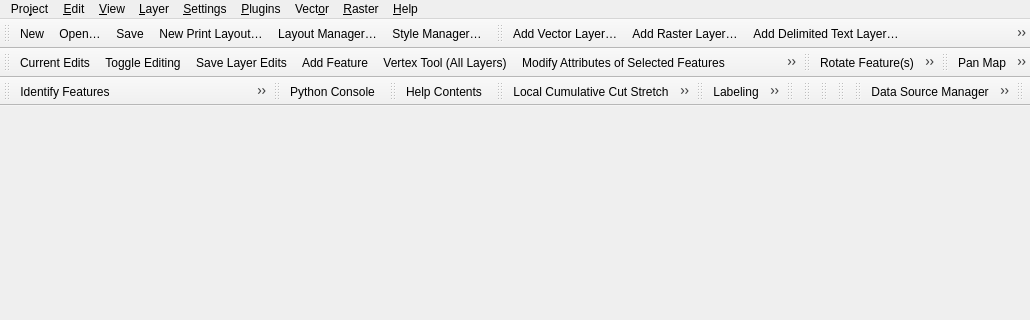
This is src/ui/qgisapp.ui in qgis/QGIS as Qt 5 draws it before an edit; both pictures show x 0 to 1030 and y 0 to 320 of the 1030 by 506 pixel window. The edited form follows.
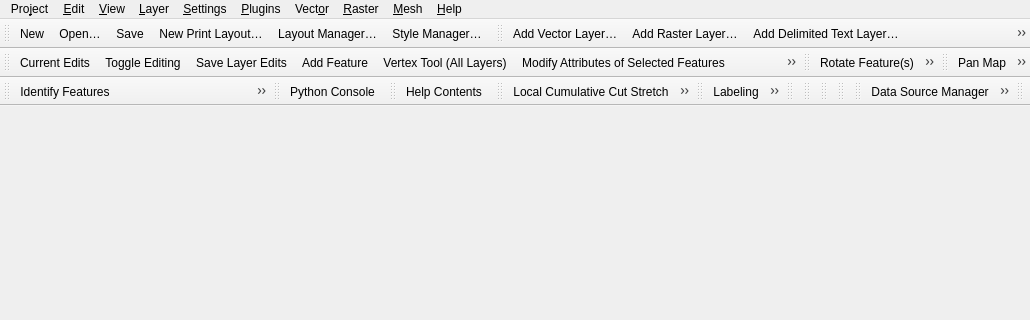
This is the edited form. Icons and pictures are not drawn.

Commit message:
[feature] [mesh] Mesh Calculator
Similarly to raster calculator, mesh calculator can take dataset groups from current mesh layer and
combine them with various aritmentic/logical operators to new dataset group.

```diff
--- a/src/ui/qgisapp.ui
+++ b/src/ui/qgisapp.ui
@@ -367,6 +367,12 @@
     <addaction name="mActionReverseLine"/>
     <addaction name="mActionTrimExtendFeature"/>
    </widget>
+   <widget class="QMenu" name="mMeshMenu">
+    <property name="title">
+     <string>&amp;Mesh</string>
+    </property>
+    <addaction name="mActionShowMeshCalculator"/>
+   </widget>
    <addaction name="mProjectMenu"/>
    <addaction name="mEditMenu"/>
    <addaction name="mViewMenu"/>
@@ -375,6 +381,7 @@
    <addaction name="mPluginMenu"/>
    <addaction name="mVectorMenu"/>
    <addaction name="mRasterMenu"/>
+   <addaction name="mMeshMenu"/>
    <addaction name="mHelpMenu"/>
   </widget>
   <widget class="QStatusBar" name="statusbar">
```
Left out of the diff: 44 changed lines with no effect on the pictures. The commit also changes 42 other files.
